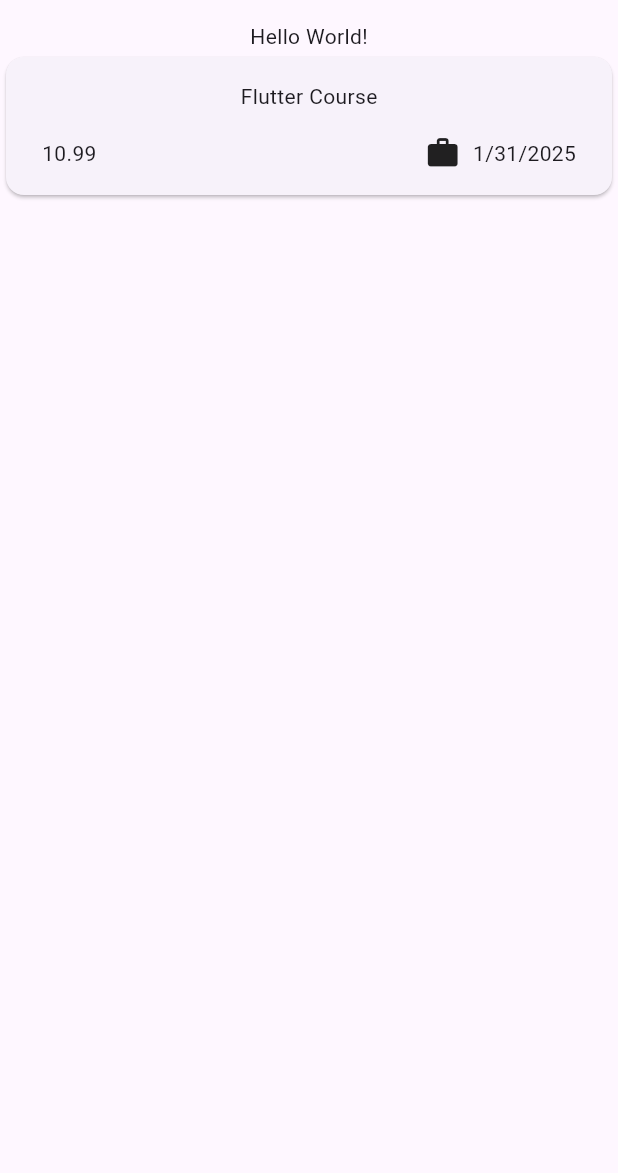
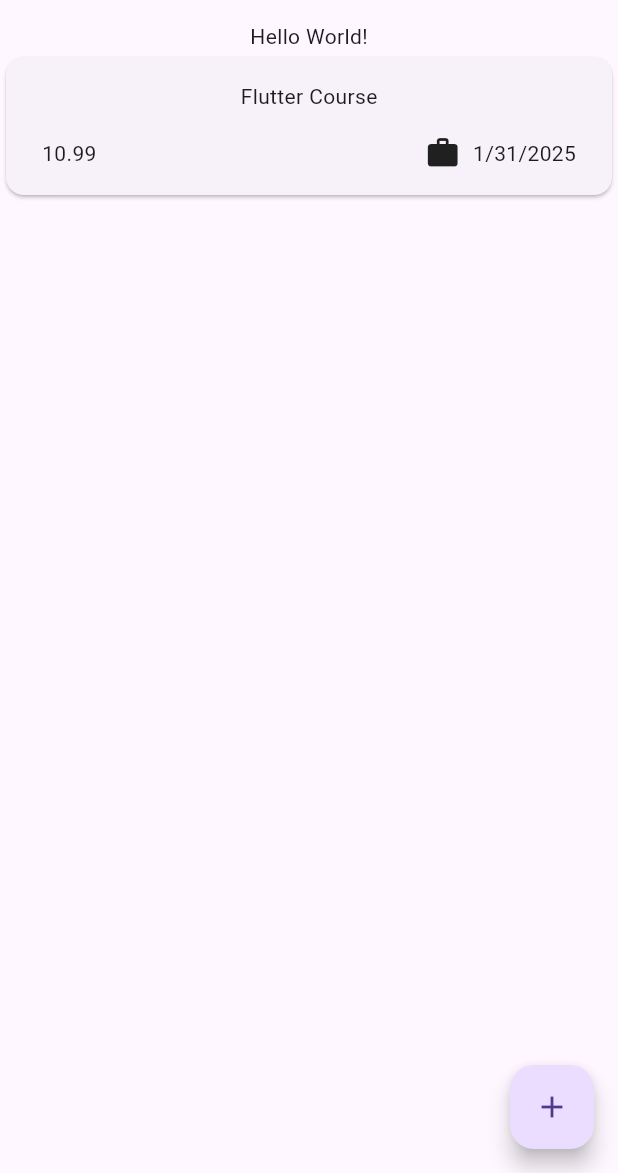
Before and after one commit to SjdnDzikran/ExpenseTrackerApp, a Flutter app: the screen it shows after launch, on a phone screen of 412 x 824 dp, the part 63-1236 px from its top. Run offline on Flutter 3.47's test engine with Material 3 defaults, Android fonts, the phone set to English and light mode, and no system bars.

Commit message:
removed Center() and added floating action button

```diff
--- a/lib/pages/expense_page.dart
+++ b/lib/pages/expense_page.dart
@@ -40,8 +40,7 @@ class _ExpensePageState extends State<ExpensePage> {
           ),
         ],
       ),
-      body: Center(
-        child: Column(
+      body: Column(
         children: [
           const Text('Hello World!'),
           Expanded(
@@ -49,6 +48,9 @@ class _ExpensePageState extends State<ExpensePage> {
           ),
         ],
       ),
+      floatingActionButton: FloatingActionButton(
+        onPressed: _openAddExpenseOverlay,
+        child: const Icon(Icons.add),
       ),
     );
   }
```
Lines whose indentation alone changed are shown as unchanged.
